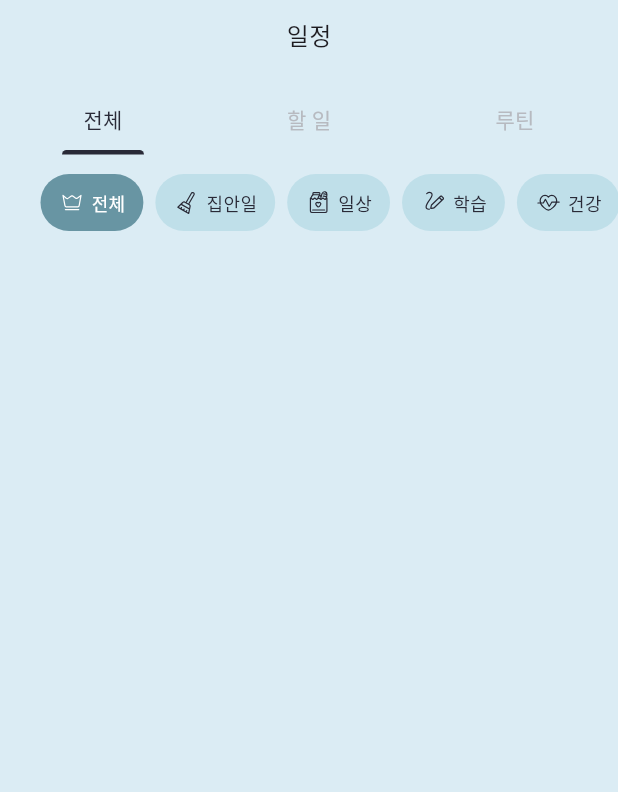
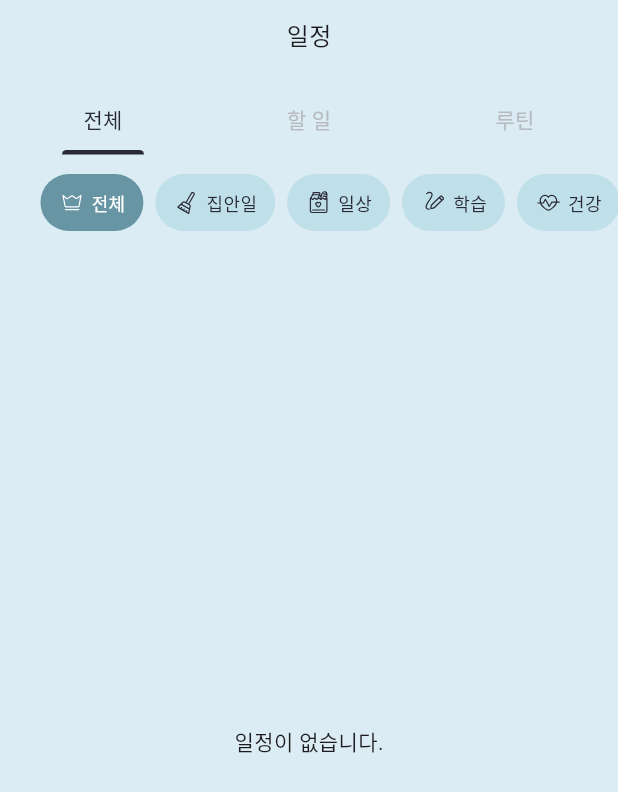
Before and after one commit to lojo0307/KingMaker, a Flutter app: the ScheduleMain screen opened directly, on a phone screen of 412 x 824 dp. Shown: the top 792 px of the screen. Run offline on Flutter 3.47's test engine with Material 2 defaults, Android fonts, the phone set to English and light mode, and no system bars; our stand-ins replace assets_audio_player, custom_radio_grouped_button, dio, firebase_core, firebase_messaging, flutter_dotenv and 8 more; missing offline and left inert: date_picker_plus, flame, flutter_animated_dialog, flutter_flip_card, kakao_flutter_sdk, simple_animation_progress_bar and 1 more; accounts and stored records are empty; network calls fail; Roboto replaces fonts that are missing (EsamanruMedium, PretendardBold); statements that could not run were skipped.

Commit message:
:zap: feat: 일정 없을 때 "일정이 없습니다." 글자 띄우기

```diff
--- a/frontend/kingmaker/lib/widget/schedule/schedule_set.dart
+++ b/frontend/kingmaker/lib/widget/schedule/schedule_set.dart
@@ -67,7 +67,9 @@ class _ScheduleSetState extends State<ScheduleSet> {
         ),
         SizedBox(height: 8.0,),
         Expanded(
-          child: SingleChildScrollView(
+          child:widget.list.isEmpty
+              ? Center(child: Text("일정이 없습니다.")) // list가 비어있을 때 표시
+              : SingleChildScrollView(
             child: Padding(
               padding: EdgeInsets.symmetric(horizontal: 16.0),
               child: Column(
```
